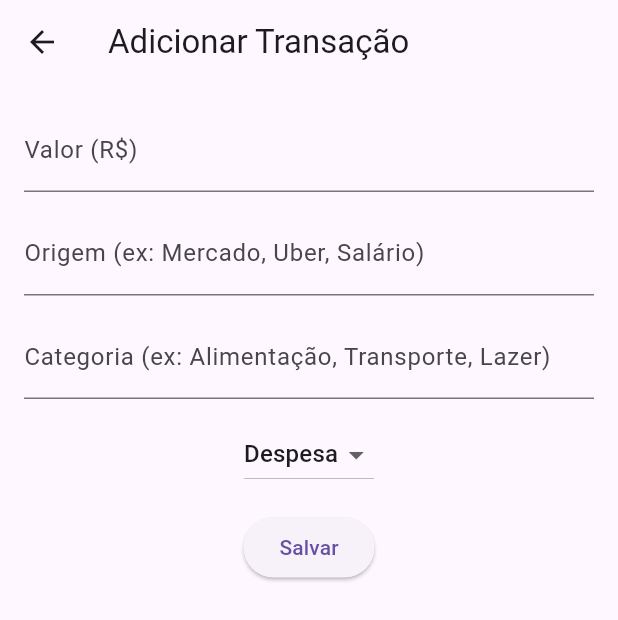
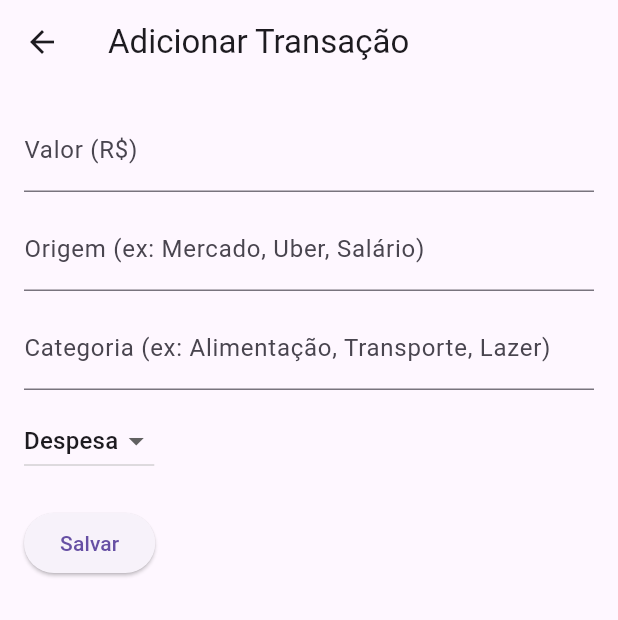
Before and after one commit to silvan988/agendafinanceira, a Flutter app: the screen it shows once a user with an empty profile is signed in, after a tap on the "add" icon, on a phone screen of 412 x 824 dp. Shown: the top 620 px of the screen. Run offline on Flutter 3.47's test engine with Material 3 defaults, Android fonts, the phone set to English and light mode, and no system bars; our stand-ins replace cloud_firestore, firebase_auth, firebase_core, fl_chart, pdf, printing; accounts and stored records are empty; network calls fail.

```diff
--- /dev/null
+++ b/devtools_options.yaml
@@ -0,0 +1,3 @@
+description: This file stores settings for Dart & Flutter DevTools.
+documentation: https://docs.flutter.dev/tools/devtools/extensions#configure-extension-enablement-states
+extensions:
--- a/lib/main.dart
+++ b/lib/main.dart
@@ -19,6 +19,7 @@ class MyApp extends StatelessWidget {
   @override
   Widget build(BuildContext context) {
     return MaterialApp(
+      debugShowCheckedModeBanner: false,
       title: 'Controle de Gastos',
       theme: ThemeData(primarySwatch: Colors.green),
       // aqui usamos o StreamBuilder para decidir qual tela mostrar
--- a/lib/screens/add_transacao_screen.dart
+++ b/lib/screens/add_transacao_screen.dart
@@ -14,7 +14,7 @@ class _AddTransacaoScreenState extends State<AddTransacaoScreen> {
   final _origemController = TextEditingController();
   final _categoriaController = TextEditingController();
   String _tipo = "despesa";
-  DateTime _data = DateTime.now();
+  final DateTime _data = DateTime.now();
 
   Future<void> _salvarTransacao() async {
     final user = FirebaseAuth.instance.currentUser;
@@ -49,24 +49,30 @@ class _AddTransacaoScreenState extends State<AddTransacaoScreen> {
       appBar: AppBar(title: const Text("Adicionar Transação")),
       body: Padding(
         padding: const EdgeInsets.all(16),
+        child: SingleChildScrollView( // <-- adiciona rolagem
           child: Column(
+            crossAxisAlignment: CrossAxisAlignment.start,
             children: [
               TextField(
                 controller: _valorController,
                 keyboardType: TextInputType.number,
                 decoration: const InputDecoration(labelText: "Valor (R\$)"),
               ),
-            const SizedBox(height: 13),
+              const SizedBox(height: 10),
               TextField(
                 controller: _origemController,
-              decoration: const InputDecoration(labelText: "Origem (ex: Mercado, Uber, Salário)"),
+                decoration: const InputDecoration(
+                  labelText: "Origem (ex: Mercado, Uber, Salário)",
                 ),
-            const SizedBox(height: 13),
+              ),
+              const SizedBox(height: 10),
               TextField(
                 controller: _categoriaController,
-              decoration: const InputDecoration(labelText: "Categoria (ex: Alimentação, Transporte, Lazer)"),
+                decoration: const InputDecoration(
+                  labelText: "Categoria (ex: Alimentação, Transporte, Lazer)",
                 ),
-            const SizedBox(height: 13),
+              ),
+              const SizedBox(height: 10),
               DropdownButton<String>(
                 value: _tipo,
                 items: const [
@@ -79,7 +85,7 @@ class _AddTransacaoScreenState extends State<AddTransacaoScreen> {
                   });
                 },
               ),
-            const SizedBox(height: 14),
+              const SizedBox(height: 20),
               ElevatedButton(
                 onPressed: _salvarTransacao,
                 child: const Text("Salvar"),
@@ -87,6 +93,7 @@ class _AddTransacaoScreenState extends State<AddTransacaoScreen> {
             ],
           ),
         ),
+      ),
     );
   }
 }
--- a/lib/screens/home_screen.dart
+++ b/lib/screens/home_screen.dart
@@ -4,6 +4,7 @@ import 'package:cloud_firestore/cloud_firestore.dart';
 import 'package:fl_chart/fl_chart.dart';
 import 'package:intl/intl.dart';
 import '../services/firestore_service.dart';
+import '../widgets/export_util.dart';
 
 class ResumoFinanceiro extends StatelessWidget {
   final double totalReceitas;
@@ -85,8 +86,33 @@ class HomeScreen extends StatelessWidget {
 
     return Scaffold(
       appBar: AppBar(
-        title: const Text("Controle de Gastos"),
+        title: FutureBuilder<DocumentSnapshot>(
+          future: FirebaseFirestore.instance
+              .collection('usuarios')
+              .doc(FirebaseAuth.instance.currentUser!.uid)
+              .get(),
+          builder: (context, snapshot) {
+            if (!snapshot.hasData || !snapshot.data!.exists) {
+              return const Text("Controle de Gastos");
+            }
+            final dados = snapshot.data!.data() as Map<String, dynamic>?;
+            final nome = dados?['nome'] ?? '';
+            return Text("Controle de Gastos - $nome");
+          },
+        ),
+
+
+
         actions: [
+          IconButton(
+            icon: const Icon(Icons.picture_as_pdf),
+            onPressed: () async {
+              final transacoes = await FirestoreService().getTransacoesFiltradas(uid: user.uid);
+              await ExportUtils().exportarPDF(transacoes);
+            },
+
+          ),
+
           IconButton(
             icon: const Icon(Icons.logout),
             onPressed: () async {
@@ -135,7 +161,7 @@ class HomeScreen extends StatelessWidget {
             totalDespesas: totalDespesas,
              ),// gráfico de pizza
               SizedBox(
-                height: 200,
+                height: 140,
                 child: PieChart(
                   PieChartData(
                     sections: [
@@ -164,6 +190,8 @@ class HomeScreen extends StatelessWidget {
                     final valor = doc['valor'];
                     final categoria = doc['categoria'];
                     final data = (doc['data'] as Timestamp).toDate();
+                    final reais = NumberFormat.currency(locale: 'pt_BR', symbol: 'R\$');
+
 
                     return ListTile(
                       leading: Icon(
@@ -172,8 +200,10 @@ class HomeScreen extends StatelessWidget {
                             : Icons.add_circle,
                         color: tipo == 'despesa' ? Colors.red : Colors.green,
                       ),
-                      title: Text("R\$ $valor"),
-                      subtitle: Text("${tipo.toUpperCase()} - ${doc['origem']} - ${doc['categoria']} - ${data.toLocal()}"),
+                      title: Text(reais.format((doc['valor'] as num).toDouble())),
+                      subtitle: Text(
+                        "${tipo.toUpperCase()} - ${doc['origem']} - ${doc['categoria']} - ${DateFormat('dd/MM/yy').format(data)}",
+                      ),
                       trailing: IconButton(
                         icon: const Icon(Icons.delete, color: Colors.grey),
                         onPressed: () async {
--- a/lib/screens/login_screen.dart
+++ b/lib/screens/login_screen.dart
@@ -1,5 +1,6 @@
 import 'package:flutter/material.dart';
 import 'package:firebase_auth/firebase_auth.dart';
+import 'package:cloud_firestore/cloud_firestore.dart';
 
 class LoginScreen extends StatefulWidget {
   const LoginScreen({super.key});
@@ -11,25 +12,15 @@ class LoginScreen extends StatefulWidget {
 class _LoginScreenState extends State<LoginScreen> {
   final _emailController = TextEditingController();
   final _senhaController = TextEditingController();
+  final _nomeController = TextEditingController();
+  final _cpfController = TextEditingController();
+  final _telefoneController = TextEditingController();
+
+  bool mostrarCadastro = false; // alterna entre login e cadastro
 
   Future<void> _login() async {
     try {
       await FirebaseAuth.instance.signInWithEmailAndPassword(
-        email: _emailController.text,
-        password: _senhaController.text,
-      );
-      // Se login der certo, navega para Home
-      Navigator.pushReplacementNamed(context, '/home');
-    } catch (e) {
-      ScaffoldMessenger.of(context).showSnackBar(
-        SnackBar(content: Text("Erro: $e")),
-      );
-    }
-  }
-
-  Future<void> _cadastro() async {
-    try {
-      await FirebaseAuth.instance.createUserWithEmailAndPassword(
         email: _emailController.text,
         password: _senhaController.text,
       );
@@ -41,19 +32,90 @@ class _LoginScreenState extends State<LoginScreen> {
     }
   }
 
+  Future<void> _cadastro() async {
+    try {
+      final cred = await FirebaseAuth.instance.createUserWithEmailAndPassword(
+        email: _emailController.text,
+        password: _senhaController.text,
+      );
+
+      await FirebaseFirestore.instance
+          .collection('usuarios')
+          .doc(cred.user!.uid)
+          .set({
+        'nome': _nomeController.text,
+        'email': _emailController.text,
+        'cpf': _cpfController.text,
+        'telefone': _telefoneController.text,
+        'criadoEm': DateTime.now(),
+      });
+
+      // encerra sessão para forçar login
+      await FirebaseAuth.instance.signOut();
+
+      // mostra mensagem de sucesso
+      ScaffoldMessenger.of(context).showSnackBar(
+        const SnackBar(
+          content: Text("Cadastro realizado com sucesso! Faça login para continuar."),
+          backgroundColor: Colors.green,
+        ),
+      );
+
+      // volta para tela de login
+      Navigator.pushReplacementNamed(context, '/login');
+    } catch (e) {
+      ScaffoldMessenger.of(context).showSnackBar(
+        SnackBar(content: Text("Erro: $e")),
+      );
+    }
+  }
+
   @override
   Widget build(BuildContext context) {
     return Scaffold(
-      appBar: AppBar(title: const Text("Login")),
+      appBar: AppBar(title: Text(mostrarCadastro ? "Cadastro" : "Login")),
       body: Padding(
         padding: const EdgeInsets.all(16),
-        child: Column(
+        child: ListView(
           children: [
-            TextField(controller: _emailController, decoration: const InputDecoration(labelText: "E-mail")),
-            TextField(controller: _senhaController, decoration: const InputDecoration(labelText: "Senha"), obscureText: true),
-            const SizedBox(height: 20),
-            ElevatedButton(onPressed: _login, child: const Text("Entrar")),
-            TextButton(onPressed: _cadastro, child: const Text("Cadastrar")),
+            TextField(
+              controller: _emailController,
+              decoration: const InputDecoration(labelText: "E-mail"),
+            ),
+            TextField(
+              controller: _senhaController,
+              decoration: const InputDecoration(labelText: "Senha"),
+              obscureText: true,
+            ),
+            if (mostrarCadastro) ...[
+              TextField(
+                controller: _nomeController,
+                decoration: const InputDecoration(labelText: "Nome"),
+              ),
+              TextField(
+                controller: _cpfController,
+                decoration: const InputDecoration(labelText: "CPF"),
+              ),
+              TextField(
+                controller: _telefoneController,
+                decoration: const InputDecoration(labelText: "Telefone"),
+              ),
+            ],
+            const SizedBox(height: 10),
+            ElevatedButton(
+              onPressed: mostrarCadastro ? _cadastro : _login,
+              child: Text(mostrarCadastro ? "Cadastrar" : "Entrar"),
+            ),
+            TextButton(
+              onPressed: () {
+                setState(() {
+                  mostrarCadastro = !mostrarCadastro;
+                });
+              },
+              child: Text(mostrarCadastro
+                  ? "Já tem conta? Entrar"
+                  : "Não tem conta? Cadastrar"),
+            ),
           ],
         ),
       ),
--- a/pubspec.yaml
+++ b/pubspec.yaml
@@ -37,6 +37,8 @@ dependencies:
   intl: ^0.19.0
   uuid: ^4.5.0
   fl_chart: ^0.69.0
+  pdf: ^3.11.0
+  printing: ^5.12.0
 
 
   # The following adds the Cupertino Icons font to your application.
```
Also changed, not shown: lib/models/transacao.dart (+11 -8 lines), lib/screens/cadastro_transacao.dart (deleted, +0 -103 lines), lib/services/firestore_service.dart (+10 -21 lines), lib/widgets/export_util.dart (added, +172 -0 lines), pubspec.lock. Lines whose indentation alone changed are shown as unchanged.
